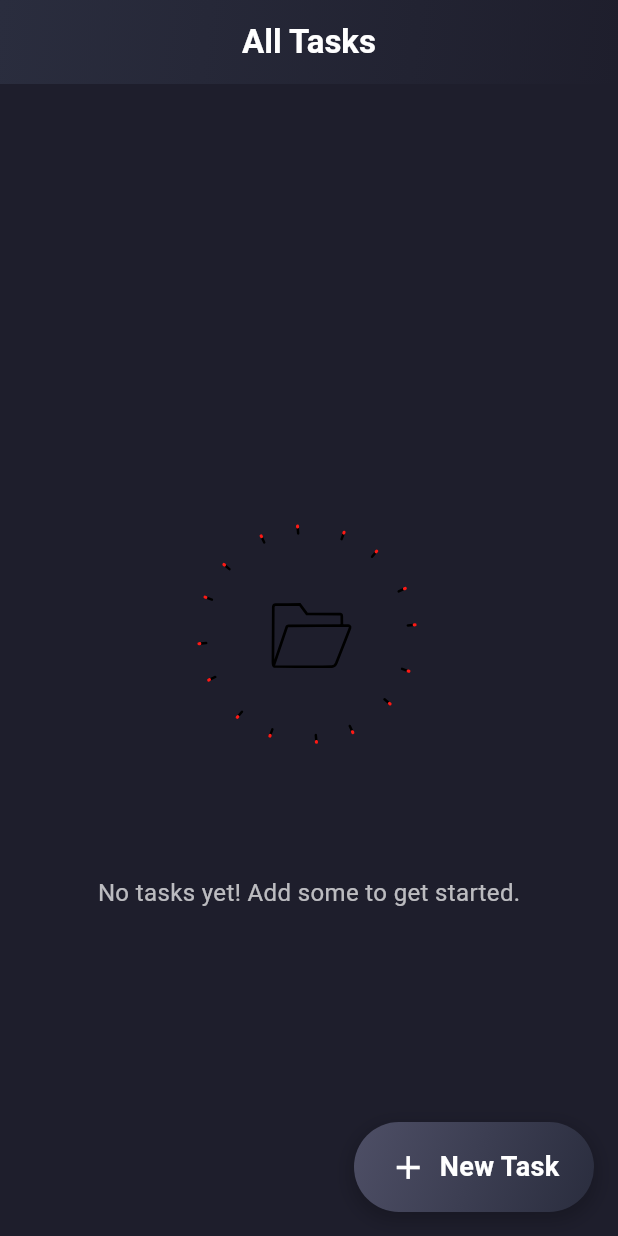
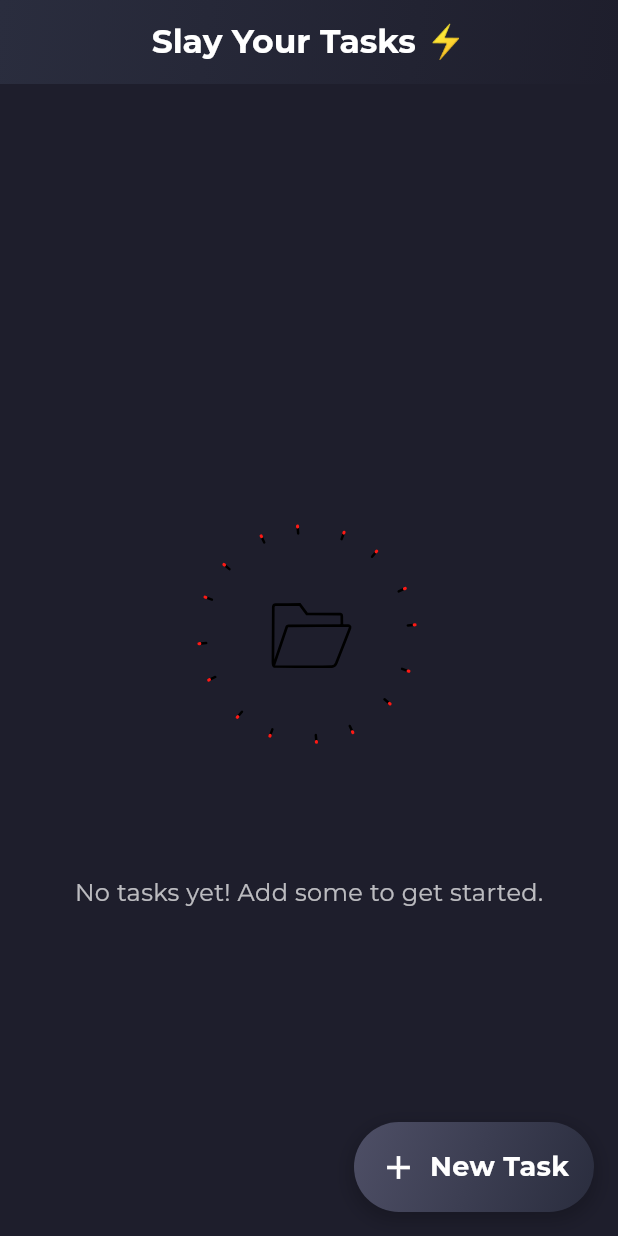
Before and after one commit to chirantan-basu01/ToDo-app---assignment, a Flutter app: the screen it shows after launch, on a phone screen of 412 x 824 dp. Run offline on Flutter 3.47's test engine with Material 3 defaults, Android fonts, the phone set to English and light mode, and no system bars; our stand-ins replace floor, flutter_bloc, flutter_slidable, flutter_staggered_animations, google_fonts, lottie and 1 more; accounts and stored records are empty; generated files the repository leaves out were written again.

Commit message:
edit feature added & font changed

```diff
--- a/lib/bloc/todo_event.dart
+++ b/lib/bloc/todo_event.dart
@@ -5,11 +5,16 @@ abstract class TodoEvent {}
 class LoadTasksEvent extends TodoEvent {}
 
 class AddTaskEvent extends TodoEvent {
-  final String task;
-  AddTaskEvent(this.task);
+  final String addTask;
+  AddTaskEvent(this.addTask);
 }
 
 class RemoveTaskEvent extends TodoEvent {
-  final Task task;
-  RemoveTaskEvent(this.task);
+  final Task removeTask;
+  RemoveTaskEvent(this.removeTask);
 }
+
+class EditTaskEvent extends TodoEvent {
+  final Task updatedTask;
+  EditTaskEvent(this.updatedTask);
+}
--- a/lib/database/task_dao.dart
+++ b/lib/database/task_dao.dart
@@ -11,4 +11,7 @@ abstract class TaskDao {
 
   @delete
   Future<void> deleteTask(Task task);
+
+  @update
+  Future<void> updateTask(Task task);
 }
--- a/lib/main.dart
+++ b/lib/main.dart
@@ -1,6 +1,7 @@
 import 'package:assignment_app/repositories/task_repository.dart';
 import 'package:flutter/material.dart';
 import 'package:flutter_bloc/flutter_bloc.dart';
+import 'package:google_fonts/google_fonts.dart';
 
 import 'bloc/todo_bloc.dart';
 import 'bloc/todo_event.dart';
@@ -33,15 +34,26 @@ class MyApp extends StatelessWidget {
         title: 'ToDo App',
         theme: ThemeData(
           scaffoldBackgroundColor: const Color(0xFF1E1E2C),
-          appBarTheme: const AppBarTheme(
+          appBarTheme: AppBarTheme(
             backgroundColor: Color(0xFF2A2D3E),
             elevation: 5,
-            titleTextStyle: TextStyle(fontSize: 22, fontWeight: FontWeight.bold, color: Colors.white),
+            titleTextStyle: GoogleFonts.montserrat(
+              fontSize: 22,
+              fontWeight: FontWeight.bold,
+              color: Colors.white,
+            ),
             centerTitle: true,
           ),
-          textTheme: const TextTheme(
-            bodyLarge: TextStyle(fontSize: 18, fontWeight: FontWeight.bold, color: Colors.white),
-            bodyMedium: TextStyle(fontSize: 16, color: Colors.white70),
+          textTheme: TextTheme(
+            bodyLarge: GoogleFonts.montserrat(
+              fontSize: 18,
+              fontWeight: FontWeight.bold,
+              color: Colors.white,
+            ),
+            bodyMedium: GoogleFonts.montserrat(
+              fontSize: 16,
+              color: Colors.white70,
+            ),
           ),
         ),
         home: const HomeScreen(),
--- a/lib/repositories/task_repository.dart
+++ b/lib/repositories/task_repository.dart
@@ -9,4 +9,5 @@ class TaskRepository {
   Future<List<Task>> getAllTasks() => taskDao.getAllTasks();
   Future<void> addTask(String title) => taskDao.insertTask(Task(title: title));
   Future<void> removeTask(Task task) => taskDao.deleteTask(task);
+  Future<void> updateTask(Task task) => taskDao.updateTask(task);
 }
--- a/lib/screens/home_screen.dart
+++ b/lib/screens/home_screen.dart
@@ -5,6 +5,7 @@ import 'package:lottie/lottie.dart';
 
 import '../bloc/todo_bloc.dart';
 import '../bloc/todo_event.dart';
+import '../database/task.dart';
 import '../widgets/add_task_dialog.dart';
 import '../widgets/task_tile.dart';
 
@@ -15,7 +16,7 @@ class HomeScreen extends StatelessWidget {
   Widget build(BuildContext context) {
     return Scaffold(
       appBar: AppBar(
-        title: const Text('All Tasks'),
+        title: const Text('Slay Your Tasks ⚡'),
         flexibleSpace: Container(
           decoration: const BoxDecoration(
             gradient: LinearGradient(
@@ -26,7 +27,6 @@ class HomeScreen extends StatelessWidget {
           ),
         ),
       ),
-
       body: BlocBuilder<TodoBloc, TodoState>(
         builder: (context, state) {
           if (state is TodoInitial) {
@@ -58,9 +58,12 @@ class HomeScreen extends StatelessWidget {
                       child: FadeInAnimation(
                         child: TaskTile(
                           task: state.tasks[index],
-                          onDelete: () => context
+                            onDelete: () => context
+                                .read<TodoBloc>()
+                                .add(RemoveTaskEvent(state.tasks[index])),
+                          onEdit: () => context
                               .read<TodoBloc>()
-                              .add(RemoveTaskEvent(state.tasks[index])),
+                              .add(EditTaskEvent(state.tasks[index].copyWith())),
                         ),
                       ),
                     ),
@@ -74,7 +77,6 @@ class HomeScreen extends StatelessWidget {
                   style: TextStyle(color: Colors.white)));
         },
       ),
-
       floatingActionButton: GestureDetector(
         onTap: () => showAddTaskDialog(context),
         child: Container(
```
Also changed, not shown: lib/bloc/todo_bloc.dart (+11 -2 lines), lib/database/task.dart (+7 -0 lines), lib/widgets/edit_task_dialog.dart (added, +40 -0 lines), lib/widgets/task_tile.dart (+24 -2 lines), lib/database/app_database.g.dart.
